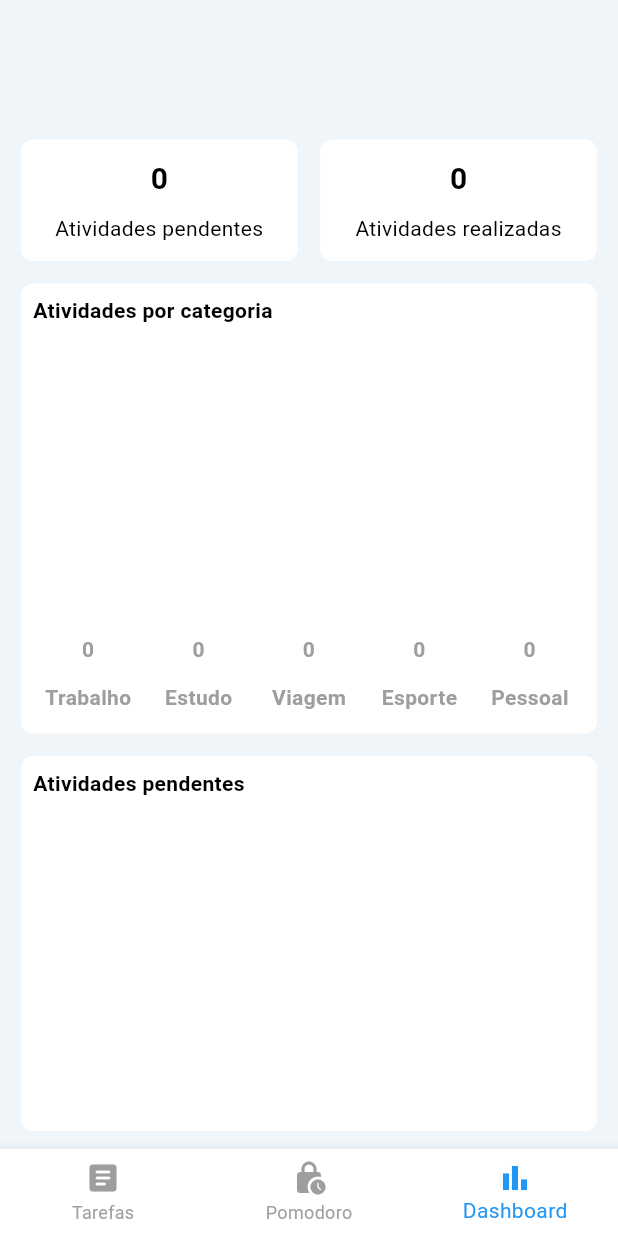
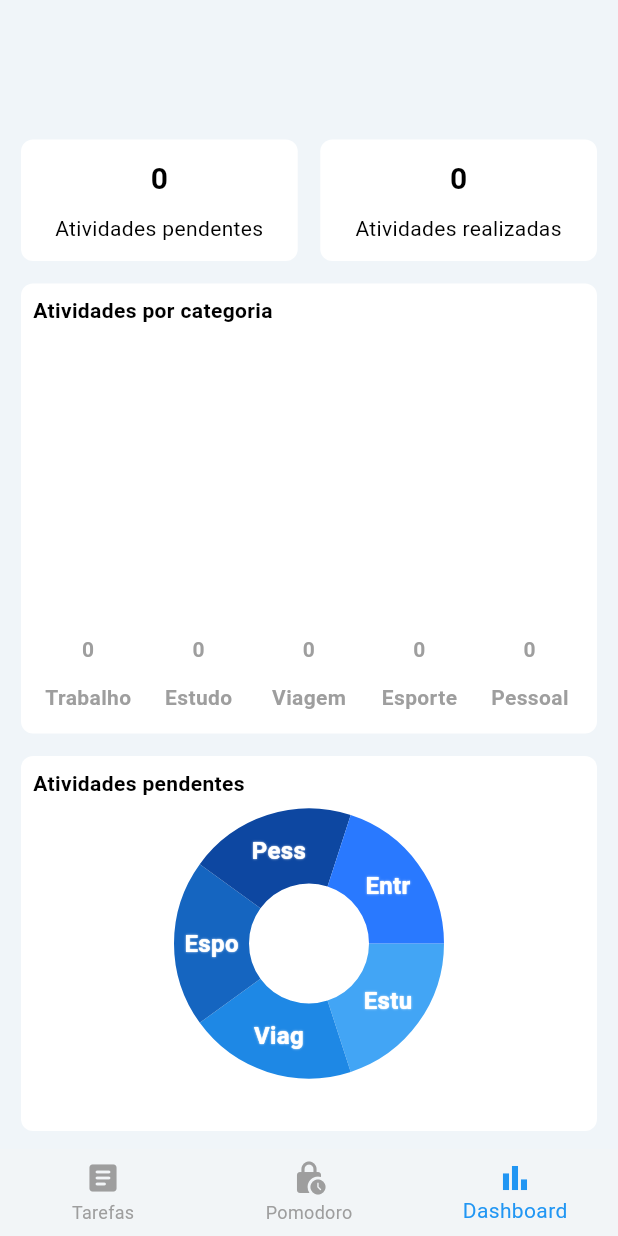
Before and after one commit to PedroSOliveira/task, a Flutter app: the screen it shows after launch, item 3 of the bottom bar chosen, on a phone screen of 412 x 824 dp. Run offline on Flutter 3.47's test engine with Material 3 defaults, Android fonts, the light colour scheme and no system bars; drawn by our look-alikes of fl_chart, google_mobile_ads; our stand-ins replace cloud_firestore, firebase_auth, firebase_core, firebase_crashlytics, flutter_riverpod, gap and 6 more; missing offline and left inert: onesignal_flutter, purchases_flutter; accounts and stored records are empty; network calls fail.

Commit message:
fix: adjust bug in dashboard screen

```diff
--- a/lib/main.dart
+++ b/lib/main.dart
@@ -34,12 +34,11 @@ class _MyAppState extends State<MyApp> {
     });
 
     // InterstitialWithMediation.instance.load();
-      Firebase.initializeApp(options: DefaultFirebaseOptions.currentPlatform);
+    Firebase.initializeApp(options: DefaultFirebaseOptions.currentPlatform);
 
     themeMode = themeModeManager.themeMode;
   }
 
-  // This widget is the root of your application.
   @override
   Widget build(BuildContext context) {
     return ProviderScope(
@@ -48,7 +47,7 @@ class _MyAppState extends State<MyApp> {
         debugShowCheckedModeBanner: false,
         title: 'Flutter Demo',
         theme: ThemeData(
-          colorScheme: ColorScheme.fromSeed(seedColor: Colors.deepPurple),
+          colorScheme: ColorScheme.fromSeed(seedColor: Colors.blue),
           useMaterial3: true,
         ),
         home: const InitializationLoadingScreen(),
@@ -58,9 +57,9 @@ class _MyAppState extends State<MyApp> {
         ],
         supportedLocales: const [Locale('pt', 'BR')],
         routes: {
-        '/terms': (context) => TermsScreen(),
-        '/privacy': (context) => PrivacyScreen(),
-      },
+          '/terms': (context) => TermsScreen(),
+          '/privacy': (context) => PrivacyScreen(),
+        },
       ),
     );
   }
--- a/lib/screens/base/base_screen.dart
+++ b/lib/screens/base/base_screen.dart
@@ -28,8 +28,9 @@ class _BaseScreenState extends State<BaseScreen>
     });
   }
 
-  Color get backgroundColor =>
-      ThemeModeManager.isDark ? Colors.grey.shade900 : Colors.white;
+  Color get backgroundColor => ThemeModeManager.isDark
+      ? Colors.grey.shade900
+      : const Color.fromARGB(255, 242, 245, 247);
 
   @override
   Widget build(BuildContext context) {
@@ -45,6 +46,7 @@ class _BaseScreenState extends State<BaseScreen>
       ),
       bottomNavigationBar: BottomNavigationBar(
         backgroundColor: backgroundColor,
+        elevation: 0,
         selectedItemColor: Colors.blue,
         unselectedItemColor: Colors.grey,
         currentIndex: _selectedIndex,
--- a/lib/screens/charts/dashboard_screen.dart
+++ b/lib/screens/charts/dashboard_screen.dart
@@ -1,11 +1,8 @@
-import 'package:firebase_auth/firebase_auth.dart';
 import 'package:fl_chart/fl_chart.dart';
 import 'package:flutter/material.dart';
 import 'package:gap/gap.dart';
 import 'package:task/ads/bottom_banner_ad.dart';
-import 'package:task/components/button_purchase.dart';
 import 'package:task/models/task.dart';
-import 'package:task/services/task_service.dart';
 import 'package:task/services/task_storage_service.dart';
 import 'package:task/theme/manager_theme.dart';
 
@@ -17,7 +14,6 @@ class TaskStatisticsScreen extends StatefulWidget {
 }
 
 class _TaskStatisticsScreenState extends State<TaskStatisticsScreen> {
-  final FirebaseAuth auth = FirebaseAuth.instance;
   int totalPendingTasks = 0;
   int totalDoneTasks = 0;
   int totalEntretenimento = 0;
@@ -34,10 +30,12 @@ class _TaskStatisticsScreenState extends State<TaskStatisticsScreen> {
   int totalEsportePending = 0;
   int totalViagemPending = 0;
 
+  bool isLoading = false;
+
   Future<void> _fetchTasks() async {
     try {
       setState(() {
-        // isLoading = true;
+        isLoading = true;
       });
       List<Task> fetchedTasks = await TaskStorageService.getTasks();
 
@@ -52,7 +50,7 @@ class _TaskStatisticsScreenState extends State<TaskStatisticsScreen> {
       print('Error fetching tasks: $e');
     } finally {
       setState(() {
-        // isLoading = false;
+        isLoading = false;
       });
     }
   }
@@ -101,14 +99,23 @@ class _TaskStatisticsScreenState extends State<TaskStatisticsScreen> {
     int totalPessoalTaks = tasks
         .where((task) => !task.isDone && task.category == 'Pessoal')
         .length;
+    print(totalTrabalhoTaks);
     setState(() {
       totalTrabalhoPending = totalTrabalhoTaks;
+      totalEsportePending = totalEsporteTaks;
       totalEstudoPending = totalEstudoTaks;
       totalViagemPending = totalViagemTaks;
-      totalEsportePending = totalEsporteTaks;
       totalPessoalPending = totalPessoalTaks;
     });
   }
+
+  //  setState(() {
+  //     totalTrabalhoPending = totalTrabalhoTaks > 0 ? totalTrabalhoTaks : 1;
+  //     totalTrabalhoPending = totalEsporteTaks > 0 ? totalEsporteTaks : 1;
+  //     totalEstudoPending = totalEstudoTaks > 0 ? totalEstudoTaks : 1;
+  //     totalViagemPending = totalViagemTaks > 0 ? totalViagemTaks : 1;
+  //     totalPessoalPending = totalPessoalTaks > 0 ? totalPessoalTaks : 1;
+  //   });
 
   Widget _buildStatisticWidget(String value, String label) {
     return Container(
@@ -236,43 +243,48 @@ class _TaskStatisticsScreenState extends State<TaskStatisticsScreen> {
                         fontWeight: FontWeight.bold,
                       ),
                     ),
-                    PieChart(
+                    !isLoading
+                        ? PieChart(
                             PieChartData(
-                        pieTouchData: PieTouchData(
-                          touchCallback:
-                              (FlTouchEvent event, pieTouchResponse) {
-                            // setState(() {
-                            //   if (!event.isInterestedForInteractions ||
-                            //       pieTouchResponse == null ||
-                            //       pieTouchResponse.touchedSection == null) {
-                            //     touchedIndex = -1;
-                            //     return;
-                            //   }
-                            //   touchedIndex = pieTouchResponse
-                            //       .touchedSection!.touchedSectionIndex;
-                            // });
-                          },
-                        ),
+                              pieTouchData: PieTouchData(),
                               borderData: FlBorderData(
                                 show: false,
                               ),
                               sectionsSpace: 0,
                               centerSpaceRadius: 40,
                               // sections: showingSections(
+                              //   1,
                               //   10,
-                        //   5,
-                        //   3,
-                        //   5,
-                        //   5,
-                        //   5,
+                              //   1,
+                              //   1,
+                              //   1,
+                              //   1,
                               // ),
                               sections: showingSections(
-                            totalDoneTasks,
+                                totalDoneTasks >= 1 ? totalDoneTasks : 1,
                                 totalTrabalhoPending,
-                            totalEstudoPending,
-                            totalViagemPending,
-                            totalEsportePending,
-                            totalPessoalPending),
+                                totalEstudoPending >= 1
+                                    ? totalEstudoPending
+                                    : 1,
+                                totalViagemPending >= 1
+                                    ? totalViagemPending
+                                    : 1,
+                                totalEsportePending >= 1
+                                    ? totalEsportePending
+                                    : 1,
+                                totalPessoalPending >= 1
+                                    ? totalPessoalPending
+                                    : 1,
+                              ),
+                            ),
+                          )
+                        : ClipRRect(
+                            borderRadius: BorderRadius.circular(100),
+                            child: const Center(
+                              child: CircularProgressIndicator(
+                                valueColor:
+                                    AlwaysStoppedAnimation<Color>(Colors.blue),
+                              ),
                             ),
                           ),
                   ]),
@@ -445,16 +457,16 @@ class BarChartSample3State extends State<BarChartSample3> {
       appBar: AppBar(
         backgroundColor: const Color.fromARGB(255, 240, 245, 249),
       ),
-      body: AspectRatio(
+      body: const AspectRatio(
         aspectRatio: 1,
         child: Stack(
           children: <Widget>[
             Padding(
-              padding: const EdgeInsets.all(16),
+              padding: EdgeInsets.all(16),
               child: Column(
                 crossAxisAlignment: CrossAxisAlignment.stretch,
                 children: <Widget>[
-                  const Text(
+                  Text(
                     'Mingguan',
                     style: TextStyle(
                       color: Colors.blue,
@@ -462,7 +474,7 @@ class BarChartSample3State extends State<BarChartSample3> {
                       fontWeight: FontWeight.bold,
                     ),
                   ),
-                  const SizedBox(
+                  SizedBox(
                     height: 4,
                   ),
                   Text(
@@ -473,16 +485,16 @@ class BarChartSample3State extends State<BarChartSample3> {
                       fontWeight: FontWeight.bold,
                     ),
                   ),
-                  const SizedBox(
+                  SizedBox(
                     height: 38,
                   ),
                   Expanded(
                     child: Padding(
-                      padding: const EdgeInsets.symmetric(horizontal: 8),
+                      padding: EdgeInsets.symmetric(horizontal: 8),
                       // child: TaskStatisticsScreen(),
                     ),
                   ),
-                  const SizedBox(
+                  SizedBox(
                     height: 12,
                   ),
                 ],
--- a/lib/screens/task/components/detail_description.dart
+++ b/lib/screens/task/components/detail_description.dart
@@ -1,6 +1,7 @@
 import 'package:flutter/material.dart';
 import 'package:task/models/task.dart';
 import 'package:task/services/task_service.dart';
+import 'package:task/services/task_storage_service.dart';
 import 'package:task/theme/manager_theme.dart';
 
 class TaskDescriptionColumn extends StatefulWidget {
@@ -15,7 +16,6 @@ class TaskDescriptionColumn extends StatefulWidget {
 class _TaskDescriptionColumnState extends State<TaskDescriptionColumn> {
   final TextEditingController _controller = TextEditingController();
   final FocusNode _focusNode = FocusNode();
-  final TaskService taskService = TaskService();
 
   @override
   void initState() {
@@ -33,7 +33,7 @@ class _TaskDescriptionColumnState extends State<TaskDescriptionColumn> {
   void _updateDescriptionTask() {
     try {
       Task updatedTask = widget.task.copyWith(description: _controller.text);
-      taskService.updateTask(widget.task.id, updatedTask);
+      TaskStorageService.updateTask(updatedTask);
     } catch (e) {
       print('Erro ao atualizar task: $e');
     }
--- a/lib/screens/task/components/detail_item.dart
+++ b/lib/screens/task/components/detail_item.dart
@@ -2,6 +2,7 @@ import 'package:flutter/material.dart';
 import 'package:flutter/widgets.dart';
 import 'package:task/models/task.dart';
 import 'package:task/services/task_service.dart';
+import 'package:task/services/task_storage_service.dart';
 import 'package:task/theme/manager_theme.dart';
 
 class TaskTitleColumn extends StatefulWidget {
@@ -16,7 +17,6 @@ class TaskTitleColumn extends StatefulWidget {
 class _TaskTitleColumnState extends State<TaskTitleColumn> {
   final TextEditingController _controller = TextEditingController();
   final FocusNode _focusNode = FocusNode();
-  final TaskService taskService = TaskService();
 
   @override
   void initState() {
@@ -35,7 +35,7 @@ class _TaskTitleColumnState extends State<TaskTitleColumn> {
   void _updateTitleTask() {
     try {
       Task updatedTask = widget.task.copyWith(title: _controller.text);
-      taskService.updateTask(widget.task.id, updatedTask);
+      TaskStorageService.updateTask(updatedTask);
     } catch (e) {
       print('Erro ao atualizar task: $e');
     }
--- a/lib/screens/task/task.dart
+++ b/lib/screens/task/task.dart
@@ -76,7 +76,7 @@ class _TaskDetailsPageState extends State<TaskDetailsPage> {
     );
   }
 
-  void _showFilterModal(BuildContext context) {
+  void _showDeleteTaskModal(BuildContext context) {
     showModalBottomSheet(
       context: context,
       isScrollControlled: true,
@@ -195,7 +195,7 @@ class _TaskDetailsPageState extends State<TaskDetailsPage> {
                   //   ),
                   // ),
                   IconButton(
-                    onPressed: () => _showFilterModal(context),
+                    onPressed: () => _showDeleteTaskModal(context),
                     icon: Icon(
                       Icons.delete_rounded,
                       color: Colors.red.shade300,
```
Also changed, not shown: lib/components/show_model.dart (+47 -2 lines), lib/screens/loading/initialization_loading_screen.dart (+9 -3 lines), lib/screens/task/components/date_item.dart (+6 -3 lines). Lines whose indentation alone changed are shown as unchanged.
